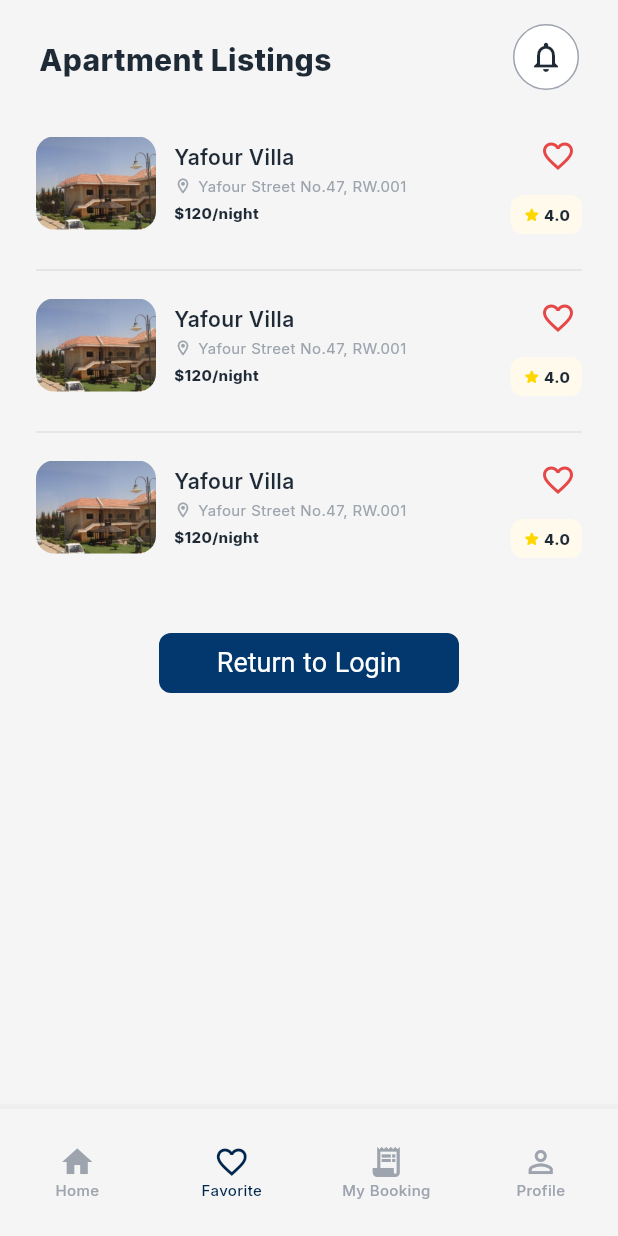
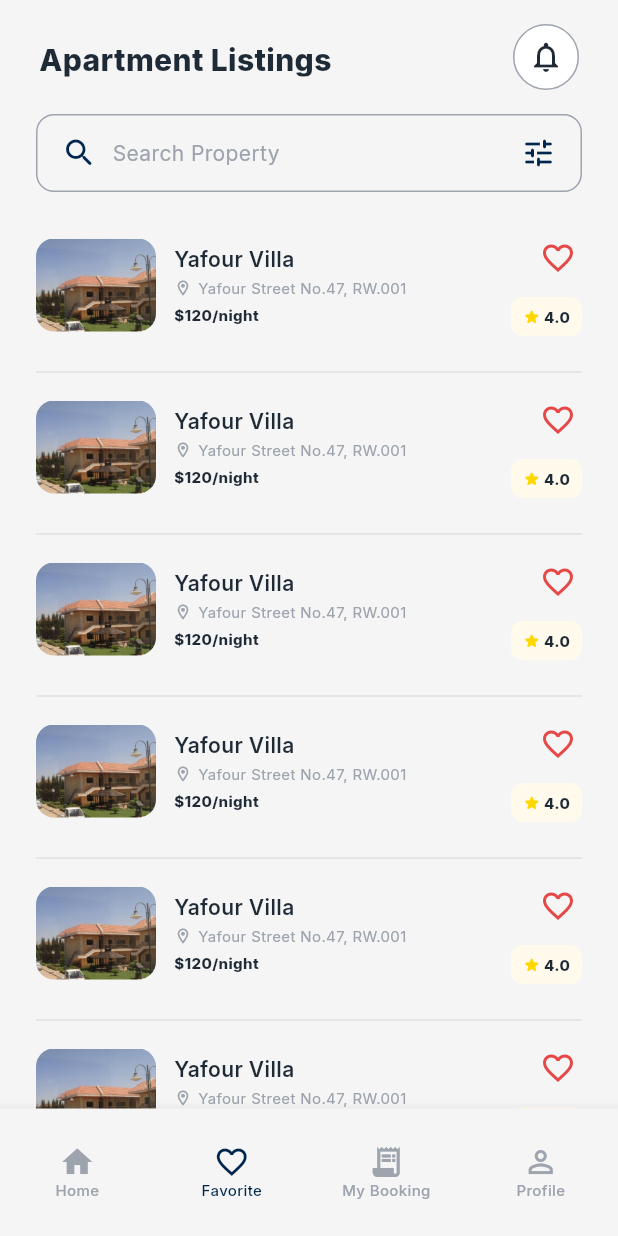
Before and after one commit to ILemonshotI/Simsar_Rent_Application, a Flutter app: the MainLayout screen opened directly with empty values, item 2 of the bottom bar chosen, on a phone screen of 412 x 824 dp. Run offline on Flutter 3.47's test engine with Material 3 defaults, Android fonts, the phone set to English and light mode, and no system bars; our stand-ins replace dio, go_router, google_fonts, image_picker.

Commit message:
added search bar to home screen

```diff
--- /dev/null
+++ b/lib/Custom_Widgets/Text_Fields/search_field.dart
@@ -0,0 +1,53 @@
+import 'package:flutter/material.dart';
+import 'package:simsar/utils/search_delegate.dart';
+import 'package:simsar/Theme/app_colors.dart';
+import 'package:simsar/Theme/text_theme.dart';
+class SPropertySearchBar extends StatelessWidget {
+  final List<String> sourceList;
+  final Function(String) onSelected;
+
+  const SPropertySearchBar({
+    super.key,
+    required this.sourceList,
+    required this.onSelected
+  });
+
+  @override
+  Widget build(BuildContext context) {
+    return GestureDetector(
+      onTap: () async {
+        // This triggers the full-screen search logic
+        final String? selected = await showSearch<String>(
+          context: context,
+          delegate: ApartmentSearchDelegate(sourceList),
+        );
+
+        if (selected != null && selected.isNotEmpty) {
+          onSelected(selected);
+        }
+      },
+      child: Container(
+        width: 364,
+        height: 52,
+        padding: const EdgeInsets.symmetric(horizontal: 16, vertical: 8),
+        decoration: BoxDecoration(
+          borderRadius: BorderRadius.circular(12),
+          border: Border.all(width: 1, color: SAppColors.outlineGray), // Replace with SAppColors.outlineGray
+        ),
+        child: Row(
+          children: [
+            const Icon(Icons.search_rounded, color: SAppColors.secondaryDarkBlue),
+            const SizedBox(width: 10),
+            Expanded(
+              child: Text(
+                "Search Property",
+                style: STextTheme.lightTextTheme.bodyMedium, // Replace with STextTheme hint style
+              ),
+            ),
+            const Icon(Icons.tune_rounded, color: SAppColors.secondaryDarkBlue),
+          ],
+        ),
+      ),
+    );
+  }
+}
--- a/lib/Screens/home_screen.dart
+++ b/lib/Screens/home_screen.dart
@@ -1,50 +1,87 @@
 import 'package:flutter/material.dart';
 import 'package:go_router/go_router.dart';
+
 import 'package:simsar/Custom_Widgets/Tiles/property_tile.dart';
+import 'package:simsar/Custom_Widgets/Tiles/home_header.dart';
+import 'package:simsar/Custom_Widgets/Text_Fields/search_field.dart';
+
 import 'package:simsar/Models/property_model.dart';
 import 'package:simsar/Theme/app_colors.dart';
-import 'package:simsar/Custom_Widgets/Tiles/home_header.dart';
-class HomeScreen extends StatelessWidget {
+
+class HomeScreen extends StatefulWidget {
   const HomeScreen({super.key});
 
   @override
+  State<HomeScreen> createState() => _HomeScreenState();
+}
+
+class _HomeScreenState extends State<HomeScreen> {
+
+  late List<Property> filteredProperties;
+
+  @override
+  void initState() {
+    super.initState();
+    // Initially show all properties
+    filteredProperties = List.from(properties);
+  }
+
+  @override
   Widget build(BuildContext context) {
-
     return SafeArea(
       child: SingleChildScrollView(
         padding: const EdgeInsets.all(16),
         child: Column(
           crossAxisAlignment: CrossAxisAlignment.start,
           children: [
-            // Inside HomeScreen Column children:
+
+            // 🔹 Header
             HomeHeader(
               title: "Apartment Listings",
               onNotificationTap: () {
-                print("Open notifications");
+                debugPrint("Open notifications");
               },
             ),
+
+            const SizedBox(height: 16),
+
+            // Search Bar
+            Center(
+              child: SPropertySearchBar(
+                sourceList: dummyPropertyNames,
+                onSelected: (selectedName) {
+                  // Just print the returned string for now
+                  print("Selected property: $selectedName");
+            },
+            ),
+            ),
+
             const SizedBox(height: 20),
 
-            // 2. IMPLEMENTATION: The scrolling list of apartments
+            // Property List
             ListView.separated(
-              shrinkWrap: true, // Allows the list to take only needed space
-              physics: const NeverScrollableScrollPhysics(), // Disables nested scrolling
-              itemCount: properties.length,
+              shrinkWrap: true,
+              physics: const NeverScrollableScrollPhysics(),
+              itemCount: filteredProperties.length,
               separatorBuilder: (context, index) => Divider(
-                color: SAppColors.outlineGray.withValues(alpha: 0.25), // Light gray color
+                color: SAppColors.outlineGray.withValues(alpha: 0.25),
                 thickness: 1,
                 indent: 8,
                 endIndent: 8,
               ),
               itemBuilder: (context, index) {
                 return Padding(
-                  padding: const EdgeInsets.only(bottom: 8.0), // Adds spacing between cards
-                  child: PropertyTile(property: properties[index]),
+                  padding: const EdgeInsets.only(bottom: 8.0),
+                  child: PropertyTile(
+                    property: filteredProperties[index],
+                  ),
                 );
               },
             ),
 
             const SizedBox(height: 30),
+
+            // Return Button (for testing)
             Center(
               child: SizedBox(
                 width: 200,
@@ -72,7 +109,11 @@ final dummyProperty = Property(
   parking: "Yes",
   status: "Active",
   description: "A cozy place to stay.",
-  agent: Agent(name: "John", avatarUrl: "", role: "Owner"),
+  agent: Agent(
+    name: "John",
+    avatarUrl: "",
+    role: "Owner",
+  ),
   reviewsCount: 10,
   featuredReview: Review(
     reviewerName: "Sam",
@@ -81,8 +122,28 @@ final dummyProperty = Property(
     text: "Loved it!",
   ),
 );
+
 final List<Property> properties = [
-      dummyProperty,
-      dummyProperty, // Duplicate for demonstration
-      dummyProperty,
-    ];
+  dummyProperty,
+  dummyProperty,
+  dummyProperty,
+  dummyProperty,
+  dummyProperty,
+  dummyProperty,
+  dummyProperty,
+  dummyProperty,
+  dummyProperty,
+  dummyProperty,
+];
+final List<String> dummyPropertyNames = [
+  "Yafour Villa",
+  "Damascus City Apartment",
+  "Luxury Apartment in Mezzeh",
+  "Modern Studio – Abu Rummaneh",
+  "Family House in Kafr Sousa",
+  "Sea View Apartment",
+  "Downtown Flat",
+  "Garden Villa",
+  "Furnished Studio",
+  "Penthouse Apartment",
+];
--- a/lib/Screens/register_screen.dart
+++ b/lib/Screens/register_screen.dart
@@ -39,6 +39,7 @@ class _RegisterScreenState extends State<RegisterScreen> {
   String? userProfileImagePath;
   String? userIDFrontImagePath;
   String? userIDBackImagePath;
+
 
   final String preText = "Already have an account? ";
   final String sufText = "Sign In";
--- a/lib/main.dart
+++ b/lib/main.dart
@@ -1,8 +1,6 @@
 import 'package:flutter/material.dart';
 import 'package:simsar/Theme/app_theme.dart';
 import 'package:simsar/utils/routes.dart';
-
-
 
 void main() {
   runApp(const MyApp());
--- /dev/null
+++ b/lib/utils/search_delegate.dart
@@ -0,0 +1,55 @@
+import 'package:flutter/material.dart';
+
+
+class ApartmentSearchDelegate extends SearchDelegate<String> {
+  final List<String> apartments;
+
+  ApartmentSearchDelegate(this.apartments);
+
+  // Theme override to ensure the search page matches your app style
+  @override
+  ThemeData appBarTheme(BuildContext context) {
+    return Theme.of(context);
+  }
+
+  @override
+  List<Widget>? buildActions(BuildContext context) {
+    return [
+      IconButton(
+        icon: const Icon(Icons.clear),
+        onPressed: () => query = '',
+      ),
+    ];
+  }
+
+  @override
+  Widget? buildLeading(BuildContext context) {
+    return IconButton(
+      icon: const Icon(Icons.arrow_back),
+      onPressed: () => close(context, ''),
+    );
+  }
+
+  @override
+  Widget buildResults(BuildContext context) => _buildFilteredList();
+
+  @override
+  Widget buildSuggestions(BuildContext context) => _buildFilteredList();
+
+  // Logic: Filters the list based on the user's 'query'
+  Widget _buildFilteredList() {
+    final results = apartments
+        .where((name) => name.toLowerCase().contains(query.toLowerCase()))
+        .toList();
+
+    return ListView.builder(
+      itemCount: results.length,
+      itemBuilder: (context, index) {
+        return ListTile(
+          title: Text(results[index]),
+          onTap: () => close(context, results[index]),
+        );
+      },
+    );
+  }
+}
```
